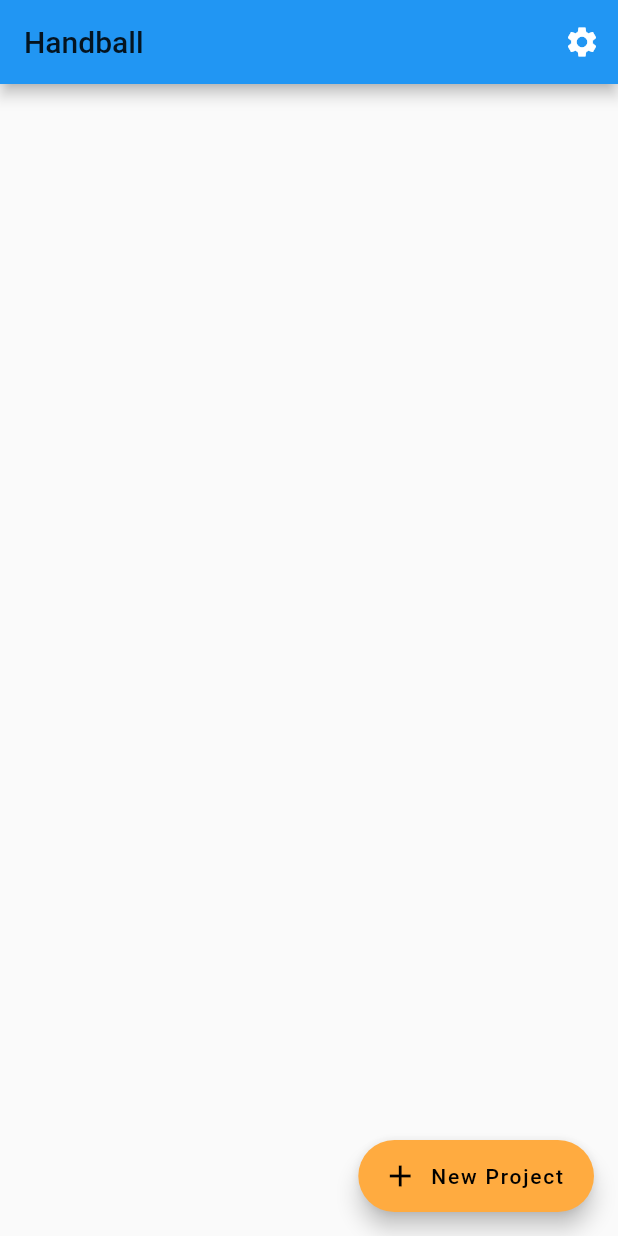
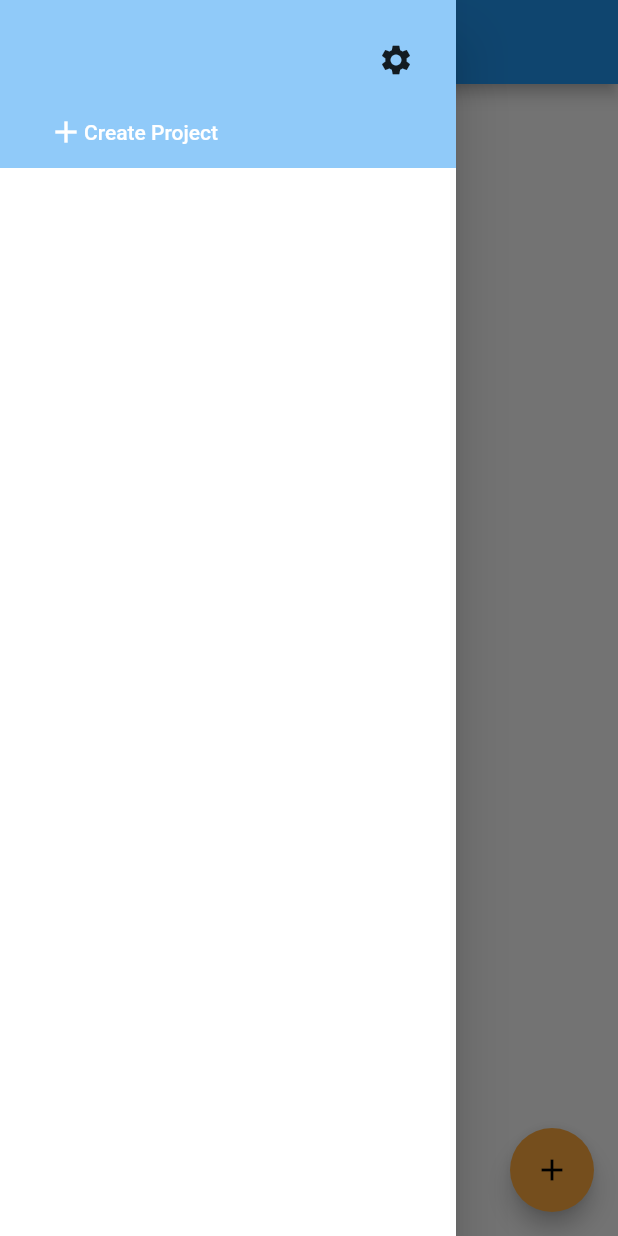
Before and after one commit to Charlie9830/handball-flutter, a Flutter app: the screen it shows after launch, with the side drawer open (before the commit the screen has no drawer), on a phone screen of 412 x 824 dp. Run offline on Flutter 3.47's test engine with Material 2 defaults, Android fonts, the phone set to English and light mode, and no system bars; our stand-ins replace cloud_firestore, firebase_auth, firebase_core, flutter_redux, flutter_slidable, redux and 2 more; accounts and stored records are empty.

Commit message:
Reworked App Drawer and Home screen.

```diff
--- a/lib/containers/AppDrawerContainer.dart
+++ b/lib/containers/AppDrawerContainer.dart
@@ -2,7 +2,7 @@ import 'package:flutter/material.dart';
 import 'package:flutter_redux/flutter_redux.dart';
 import 'package:handball_flutter/models/AppDrawerScreenViewModel.dart';
 import 'package:handball_flutter/models/ProjectModel.dart';
-import 'package:handball_flutter/presentation/Screens/AppDrawer.dart';
+import 'package:handball_flutter/presentation/Screens/AppDrawer/AppDrawer.dart';
 import 'package:handball_flutter/redux/actions.dart';
 import 'package:handball_flutter/redux/appState.dart';
 import 'package:redux/redux.dart';
@@ -21,6 +21,8 @@ class AppDrawerContainer extends StatelessWidget {
       Store<AppState> store, BuildContext context) {
     return new AppDrawerScreenViewModel(
       projectViewModels: _buildProjectViewModels(store, context),
+      email: store.state.user.email,
+      displayName: store.state.user.displayName,
       onAddNewProjectButtonPress: () =>
           store.dispatch(addNewProjectWithDialog(context)),
       onAppSettingsOpen: () => store.dispatch(OpenAppSettings()),
@@ -33,10 +35,10 @@ class AppDrawerContainer extends StatelessWidget {
       var indicatorGroup = store.state.projectIndicatorGroups[item.uid];
 
       return new ProjectViewModel(
+        isSelected: item.uid == store.state.selectedProjectId,
         projectName: item.projectName,
         onSelect: () {
           store.dispatch(SelectProject(item.uid));
-          store.dispatch(NavigateToProject());
         },
         hasUnreadComments: indicatorGroup?.hasUnreadComments ?? false,
         laterDueDates: indicatorGroup?.later ?? 0,
--- a/lib/containers/AppSettingsContainer.dart
+++ b/lib/containers/AppSettingsContainer.dart
@@ -5,7 +5,6 @@ import 'package:handball_flutter/models/AppDrawerScreenViewModel.dart';
 import 'package:handball_flutter/models/AppSettingsViewModel.dart';
 import 'package:handball_flutter/models/ProjectModel.dart';
 import 'package:handball_flutter/models/TaskInspectorScreenViewModel.dart';
-import 'package:handball_flutter/presentation/Screens/AppDrawer.dart';
 import 'package:handball_flutter/presentation/Screens/AppSettings/AppSettings.dart';
 import 'package:handball_flutter/presentation/Screens/TaskInspector.dart/TaskInspectorScreen.dart';
 import 'package:handball_flutter/redux/actions.dart';
--- a/lib/containers/ProjectScreenContainer.dart
+++ b/lib/containers/HomeScreenContainer.dart
@@ -1,30 +1,30 @@
 import 'package:flutter/material.dart';
 import 'package:flutter_redux/flutter_redux.dart';
 import 'package:handball_flutter/enums.dart';
+import 'package:handball_flutter/models/HomeScreenViewModel.dart';
 import 'package:handball_flutter/models/ProjectModel.dart';
-import 'package:handball_flutter/models/ProjectScreenViewModel.dart';
 import 'package:handball_flutter/models/Task.dart';
 import 'package:handball_flutter/models/TaskList.dart';
-import 'package:handball_flutter/presentation/Screens/ProjectScreen.dart';
+import 'package:handball_flutter/presentation/Screens/HomeScreen.dart';
 import 'package:handball_flutter/redux/appState.dart';
 import 'package:redux/redux.dart';
 import 'package:handball_flutter/redux/actions.dart';
 
-class ProjectScreenContainer extends StatelessWidget {
+class HomeScreenContainer extends StatelessWidget {
   @override
   Widget build(BuildContext context) {
-    return new StoreConnector<AppState, ProjectScreenViewModel>(
+    return new StoreConnector<AppState, HomeScreenViewModel>(
         converter: (Store<AppState> store) => _converter(store, context),
-        builder: (context, projectScreenViewModel) {
-          return new ProjectScreen(viewModel: projectScreenViewModel);
+        builder: (context, homeScreenViewModel) {
+          return new HomeScreen(viewModel: homeScreenViewModel);
         });
   }
 
-  ProjectScreenViewModel _converter(
+  HomeScreenViewModel _converter(
       Store<AppState> store, BuildContext context) {
     var projectId = store.state.selectedProjectId;
 
-    return ProjectScreenViewModel(
+    return HomeScreenViewModel(
       projectId: projectId,
       projectName: _getProjectName(projectId, store.state.projects),
       taskListViewModels: _buildTaskListViewModels(store, context),
@@ -39,11 +39,15 @@ class ProjectScreenContainer extends StatelessWidget {
     var project = projects.firstWhere((item) => item.uid == projectId,
         orElse: () => null);
 
-    return project.projectName ?? '';
+    return project?.projectName ?? '';
   }
 
   List<TaskViewModel> _buildTaskViewModels(
       List<TaskModel> tasks, Store<AppState> store, BuildContext context) {
+    if (tasks.length == 0) {
+      return <TaskViewModel>[];
+    }
+
     return tasks.map((task) {
       return TaskViewModel(
         data: task,
--- a/lib/containers/TaskInspectorScreenContainer.dart
+++ b/lib/containers/TaskInspectorScreenContainer.dart
@@ -3,7 +3,6 @@ import 'package:flutter_redux/flutter_redux.dart';
 import 'package:handball_flutter/models/AppDrawerScreenViewModel.dart';
 import 'package:handball_flutter/models/ProjectModel.dart';
 import 'package:handball_flutter/models/TaskInspectorScreenViewModel.dart';
-import 'package:handball_flutter/presentation/Screens/AppDrawer.dart';
 import 'package:handball_flutter/presentation/Screens/TaskInspector.dart/TaskInspectorScreen.dart';
 import 'package:handball_flutter/redux/actions.dart';
 import 'package:handball_flutter/redux/appState.dart';
--- a/lib/main.dart
+++ b/lib/main.dart
@@ -1,7 +1,7 @@
 import 'package:flutter/material.dart';
 import 'package:flutter_redux/flutter_redux.dart';
 import 'package:handball_flutter/containers/AppDrawerContainer.dart';
-import 'package:handball_flutter/containers/ProjectScreenContainer.dart';
+import 'package:handball_flutter/containers/HomeScreenContainer.dart';
 import 'package:handball_flutter/keys.dart';
 import 'package:handball_flutter/presentation/Dialogs/TextInputDialog.dart';
 import 'package:handball_flutter/presentation/EditableTextInput.dart';
@@ -47,7 +47,7 @@ class _AppState extends State<App> with WidgetsBindingObserver {
             brightness: Brightness.light,
           ),
           navigatorKey: navigatorKey,
-          home: AppDrawerContainer(),
+          home: HomeScreenContainer(),
         ));
   }
 
--- a/lib/models/AppDrawerScreenViewModel.dart
+++ b/lib/models/AppDrawerScreenViewModel.dart
@@ -2,11 +2,15 @@ import 'package:handball_flutter/models/ProjectModel.dart';
 
 class AppDrawerScreenViewModel {
   final List<ProjectViewModel> projectViewModels;
+  final String email;
+  final String displayName;
   final dynamic onAddNewProjectButtonPress;
   final dynamic onAppSettingsOpen;
 
   AppDrawerScreenViewModel({
     this.projectViewModels,
+    this.email = '',
+    this.displayName = '',
     this.onAddNewProjectButtonPress,
     this.onAppSettingsOpen,
     });
--- a/lib/models/ProjectScreenViewModel.dart
+++ b/lib/models/HomeScreenViewModel.dart
@@ -2,14 +2,14 @@ import 'package:handball_flutter/models/Task.dart';
 import 'package:handball_flutter/models/TaskList.dart';
 import 'package:meta/meta.dart';
 
-class ProjectScreenViewModel {
+class HomeScreenViewModel {
   final String projectId;
   final String projectName;
   final List<TaskListViewModel> taskListViewModels;
   final onAddNewTaskFabButtonPressed;
   final onAddNewTaskListFabButtonPressed;
 
-  ProjectScreenViewModel({
+  HomeScreenViewModel({
     this.projectId,
     this.projectName,
     this.taskListViewModels,
--- a/lib/models/ProjectModel.dart
+++ b/lib/models/ProjectModel.dart
@@ -29,6 +29,7 @@ class ProjectModel {
 
 
 class ProjectViewModel {
+  final bool isSelected;
   final String projectName;
   final bool hasUnreadComments;
   final int laterDueDates;
@@ -39,6 +40,7 @@ class ProjectViewModel {
   final dynamic onDelete;
 
   ProjectViewModel({
+    this.isSelected,
     this.projectName,
     this.hasUnreadComments,
     this.laterDueDates,
--- a/lib/presentation/ProjectListItem/ProjectListItem.dart
+++ b/lib/presentation/ProjectListItem/ProjectListItem.dart
@@ -23,6 +23,7 @@ class ProjectListItem extends StatelessWidget {
       delegate: new SlidableDrawerDelegate(),
       actionExtentRatio: 0.25,
       child: ListTile(
+          selected: viewModel.isSelected,
           title: Text('${viewModel.projectName}',
               style: Theme.of(context).textTheme.body1),
           onTap: viewModel.onSelect,
--- a/lib/presentation/Screens/AppDrawer.dart
+++ /dev/null
@@ -1,33 +0,0 @@
-import 'package:flutter/material.dart';
-import 'package:handball_flutter/models/AppDrawerScreenViewModel.dart';
-import 'package:handball_flutter/models/ProjectModel.dart';
-import 'package:handball_flutter/presentation/ProjectList.dart';
-
-class AppDrawer extends StatelessWidget {
-  final AppDrawerScreenViewModel viewModel;
-
-  AppDrawer({this.viewModel});
-
-  @override
-  Widget build(BuildContext context) {
-    return new Scaffold(
-        appBar: new AppBar(
-          title: new Text(
-            'Handball',
-            style: Theme.of(context).textTheme.title,
-          ),
-          actions: <Widget>[
-            IconButton(
-              icon: Icon(Icons.settings),
-              onPressed: viewModel.onAppSettingsOpen,
-            )
-          ],
-        ),
-        floatingActionButton: FloatingActionButton.extended(
-            icon: Icon(Icons.add),
-            label: Text("New Project"),
-            onPressed: viewModel.onAddNewProjectButtonPress,
-            heroTag: 'mainFab'),
-        body: ProjectList(projectViewModels: viewModel.projectViewModels));
-  }
-}
--- /dev/null
+++ b/lib/presentation/Screens/AppDrawer/AppDrawer.dart
@@ -0,0 +1,33 @@
+import 'package:flutter/material.dart';
+import 'package:handball_flutter/models/AppDrawerScreenViewModel.dart';
+import 'package:handball_flutter/models/ProjectModel.dart';
+import 'package:handball_flutter/presentation/ProjectList.dart';
+import 'package:handball_flutter/presentation/Screens/AppDrawer/AppDrawerHeader.dart';
+
+class AppDrawer extends StatelessWidget {
+  final AppDrawerScreenViewModel viewModel;
+
+  AppDrawer({this.viewModel});
+
+  @override
+  Widget build(BuildContext context) {
+    return new Container(
+        color: Theme.of(context).colorScheme.surface,
+        child: SafeArea(
+          child: Column(
+            children: <Widget>[
+              AppDrawerHeader(
+                email: viewModel.email,
+                displayName: viewModel.displayName,
+                onCreateProjectButtonPressed:
+                    viewModel.onAddNewProjectButtonPress,
+                onSettingsButtonPressed: viewModel.onAppSettingsOpen,
+              ),
+              Expanded(
+                  child: ProjectList(
+                      projectViewModels: viewModel.projectViewModels))
+            ],
+          ),
+        ));
+  }
+}
--- /dev/null
+++ b/lib/presentation/Screens/AppDrawer/AppDrawerHeader.dart
@@ -0,0 +1,56 @@
+import 'package:flutter/material.dart';
+
+class AppDrawerHeader extends StatelessWidget {
+  final String email;
+  final String displayName;
+  final dynamic onSettingsButtonPressed;
+  final dynamic onCreateProjectButtonPressed;
+
+  AppDrawerHeader({
+    this.email,
+    this.displayName,
+    this.onCreateProjectButtonPressed,
+    this.onSettingsButtonPressed,
+  });
+
+  @override
+  Widget build(BuildContext context) {
+    return Container(
+        color: Theme.of(context).backgroundColor,
+        child: Padding(
+          padding: EdgeInsets.fromLTRB(16, 16, 16, 0),
+          child: Column(
+            mainAxisAlignment: MainAxisAlignment.start,
+            mainAxisSize: MainAxisSize.min,
+            crossAxisAlignment: CrossAxisAlignment.start,
+            children: <Widget>[
+              Row(
+                mainAxisAlignment: MainAxisAlignment.spaceBetween,
+                children: <Widget>[
+                  Column(
+                    mainAxisAlignment: MainAxisAlignment.center,
+                    crossAxisAlignment: CrossAxisAlignment.start,
+                    children: <Widget>[
+                      Text(displayName ?? '', style: Theme.of(context).textTheme.body2),
+                      Text(email ?? '', style: Theme.of(context).textTheme.body1),
+                    ],
+                  ),
+                  IconButton(
+                    icon: Icon(Icons.settings),
+                    onPressed: onSettingsButtonPressed,
+                  )
+                ],
+              ),
+              FlatButton(
+                textColor: Theme.of(context).buttonTheme.colorScheme.onPrimary,
+                child: Row(
+                  mainAxisAlignment: MainAxisAlignment.start,
+                  children: <Widget>[Icon(Icons.add), Text('Create Project')],
+                ),
+                onPressed: onCreateProjectButtonPressed,
+              )
+            ],
+          ),
+        ));
+  }
+}
--- a/lib/presentation/Screens/ProjectScreen.dart
+++ b/lib/presentation/Screens/HomeScreen.dart
@@ -1,28 +1,32 @@
 import 'package:flutter/material.dart';
-import 'package:handball_flutter/models/ProjectScreenViewModel.dart';
+import 'package:handball_flutter/containers/AppDrawerContainer.dart';
+import 'package:handball_flutter/models/HomeScreenViewModel.dart';
 import 'package:handball_flutter/models/TaskList.dart';
 import 'package:handball_flutter/presentation/Dialogs/TextInputDialog.dart';
 import 'package:handball_flutter/presentation/Task/Task.dart';
 import 'package:handball_flutter/presentation/TaskList/TaskList.dart';
 import 'package:handball_flutter/presentation/TaskList/TaskListHeader.dart';
 
-class ProjectScreen extends StatelessWidget {
-  final ProjectScreenViewModel viewModel;
+class HomeScreen extends StatelessWidget {
+  final HomeScreenViewModel viewModel;
 
-  ProjectScreen({this.viewModel});
+  HomeScreen({this.viewModel});
 
   @override
   Widget build(BuildContext context) {
     return Scaffold(
         appBar: AppBar(
-          title: Text(viewModel.projectName),
+          title: Text(viewModel.projectName ?? ''),
         ),
+        drawer: Drawer(
+          child: AppDrawerContainer(),
+        ),
+
         body: ListView(
             children: _buildTaskLists(context, viewModel.taskListViewModels)),
         floatingActionButton: FloatingActionButton(
-            heroTag: 'addTaskListFab',
             onPressed: () => viewModel.onAddNewTaskFabButtonPressed(),
-            child: Icon(Icons.playlist_add),
+            child: Icon(Icons.add),
           ),
         );
   }
--- a/lib/redux/actions.dart
+++ b/lib/redux/actions.dart
@@ -97,10 +97,6 @@ class ReceiveTaskLists {
 
   ReceiveTaskLists({@required this.taskLists, @required this.originProjectId});
 }
-
-class NavigateToProject {}
-
-class NavigateToAppDrawer {}
 
 class SetFocusedTaskListId {
   final String taskListId;
--- a/lib/redux/middleware.dart
+++ b/lib/redux/middleware.dart
@@ -1,6 +1,6 @@
 import 'package:flutter/material.dart';
 import 'package:handball_flutter/containers/AppSettingsContainer.dart';
-import 'package:handball_flutter/containers/ProjectScreenContainer.dart';
+import 'package:handball_flutter/containers/HomeScreenContainer.dart';
 import 'package:handball_flutter/enums.dart';
 import 'package:handball_flutter/keys.dart';
 import 'package:handball_flutter/presentation/Dialogs/TextInputDialog.dart';
@@ -16,13 +16,7 @@ void navigationMiddleware(
 ) {
   next(action);
 
-  if (action is NavigateToProject) {
-    navigatorKey.currentState.push(new MaterialPageRoute(builder: (context) {
-      return new ProjectScreenContainer();
-    }));
-  }
-
-  if (action is NavigateToAppDrawer) {
+  if (action is SelectProject) {
     navigatorKey.currentState.pop();
   }
 
```
